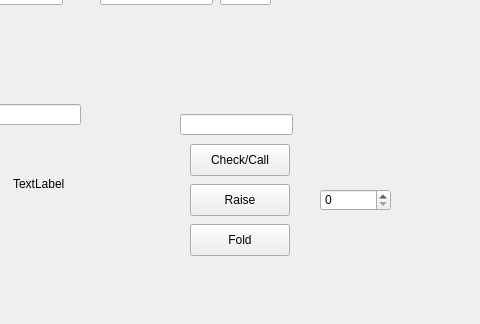
The window that Poker/Visuals/Gamewindow/gamewindow.ui (Cenzito/Poker) describes before a commit, drawn with Qt 5; both pictures show x 410 to 890 and y 376 to 700 of the 1000 by 700 pixel window.
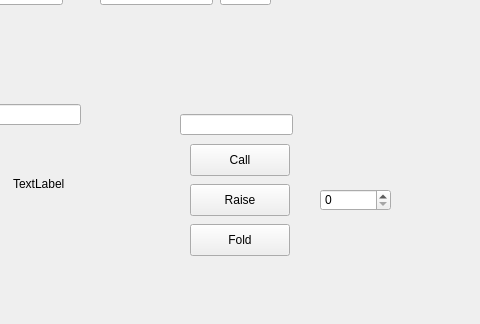
The same window after the commit.

```diff
--- a/Poker/Visuals/Gamewindow/gamewindow.ui
+++ b/Poker/Visuals/Gamewindow/gamewindow.ui
@@ -70,7 +70,7 @@
      </rect>
     </property>
     <property name="text">
-     <string>Check/Call</string>
+     <string>Call</string>
     </property>
    </widget>
    <widget class="QPushButton" name="RaiseButton">
```
Left out of the diff: 6 changed lines with no effect on the pictures.
